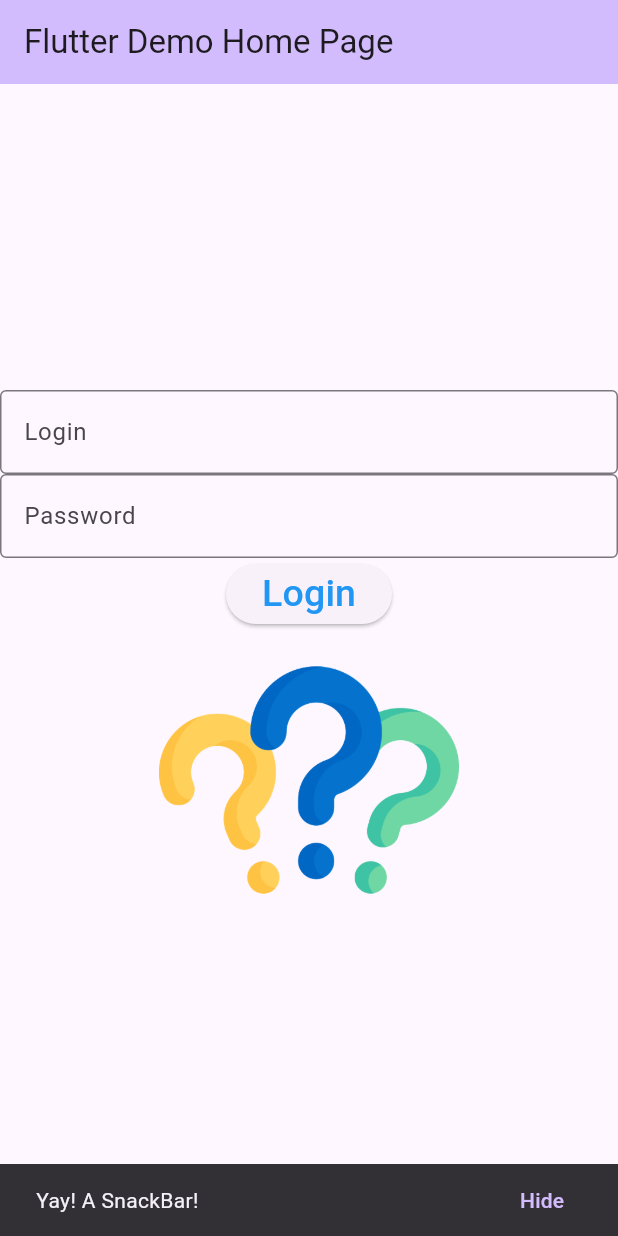
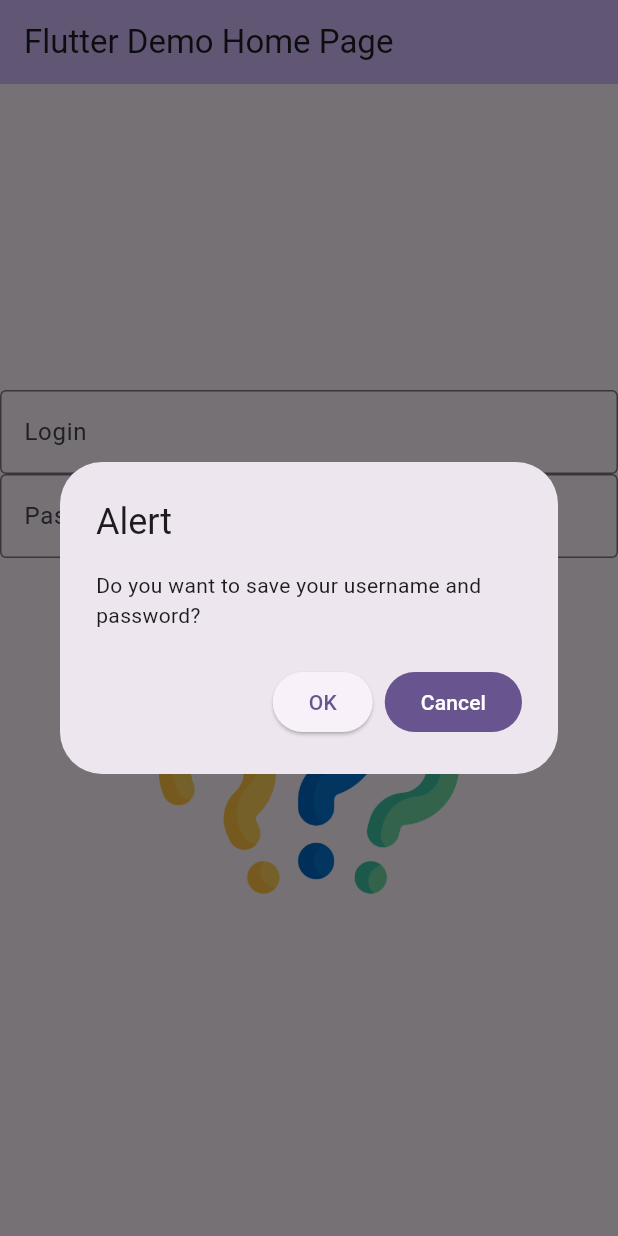
Before and after one commit to yao6859/CST2335_flutter, a Flutter app: the screen it shows after launch, after a tap on "Login", on a phone screen of 412 x 824 dp. Run offline on Flutter 3.47's test engine with Material 3 defaults, Android fonts, the phone set to English and light mode, and no system bars.

Commit message:
Added alertDialog

```diff
--- a/lib/main.dart
+++ b/lib/main.dart
@@ -175,9 +175,22 @@ class _MyHomePageState extends State<MyHomePage> {
   }
 
   void buttonClicked (){
-    var snackBar = SnackBar( content: Text('Yay! A SnackBar!'),
-        action:SnackBarAction( label:'Hide', onPressed: () {  } ));
-    ScaffoldMessenger.of(context).showSnackBar(snackBar);
+    // var snackBar = SnackBar( content: Text('Yay! A SnackBar!'),
+    //     action:SnackBarAction( label:'Hide', onPressed: () {  } ));
+    // ScaffoldMessenger.of(context).showSnackBar(snackBar);
+
+    showDialog<String>(
+      context: context,
+      builder: (BuildContext context) => AlertDialog(
+        title: const Text('Alert'),
+        content: const Text('Do you want to save your username and password?'),
+        actions: <Widget>[
+              ElevatedButton(onPressed: (){Navigator.pop(context);}, child: Text("OK")),
+              FilledButton(onPressed: (){}, child: Text("Cancel"))
+        ],
+      ),
+    );
   }
 
+
 }
```
